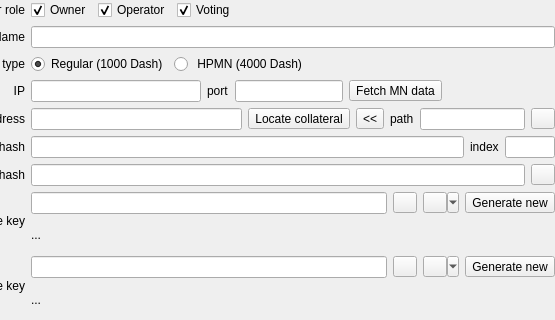
First picture: the form in src/ui/ui_masternode_details_wdg.ui, repository Bertrand256/dash-masternode-tool, before the edit; both pictures show x 145 to 700 and y 0 to 320 of the 700 by 471 pixel window.
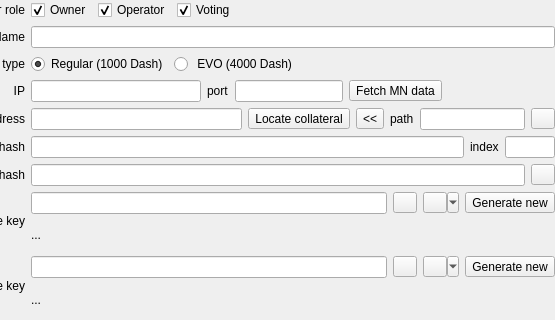
Second picture: the form after the edit.

Commit message: Adapting the application to Dash v20 nodes.

The edit to the form file:
```diff
--- a/src/ui/ui_masternode_details_wdg.ui
+++ b/src/ui/ui_masternode_details_wdg.ui
@@ -188,7 +188,7 @@
         <item>
          <widget class="QRadioButton" name="rbMNTypeHPMN">
           <property name="text">
-           <string> HPMN (4000 Dash)</string>
+           <string> EVO (4000 Dash)</string>
           </property>
          </widget>
         </item>
```
The commit also changes 8 other files.
